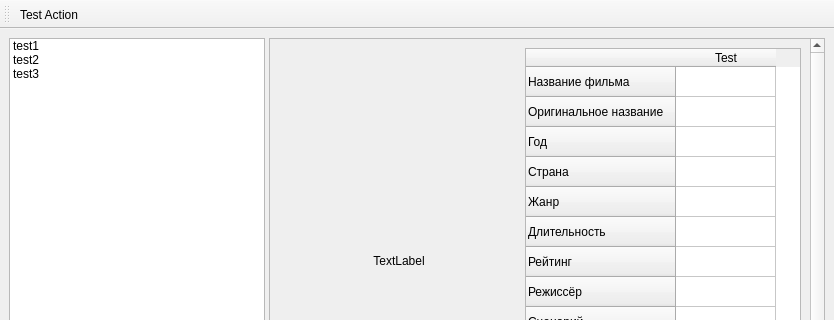
First picture: the form in data/main.ui, repository antonkoatl/MvCatalog, before the edit; both pictures show x 0 to 834 and y 0 to 320 of the 834 by 788 pixel window.
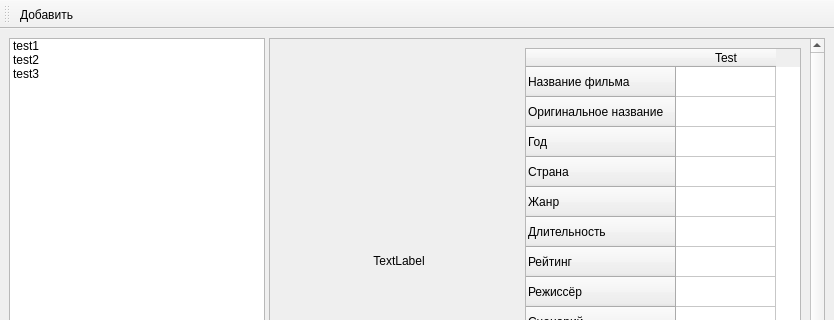
Second picture: the form after the edit.

```diff
--- a/data/main.ui
+++ b/data/main.ui
@@ -279,11 +279,11 @@
    <attribute name="toolBarBreak">
     <bool>false</bool>
    </attribute>
-   <addaction name="actionTest_Action"/>
+   <addaction name="actionAdd_Action"/>
   </widget>
-  <action name="actionTest_Action">
+  <action name="actionAdd_Action">
    <property name="text">
-    <string>Test Action</string>
+    <string>Добавить</string>
    </property>
   </action>
  </widget>
```
